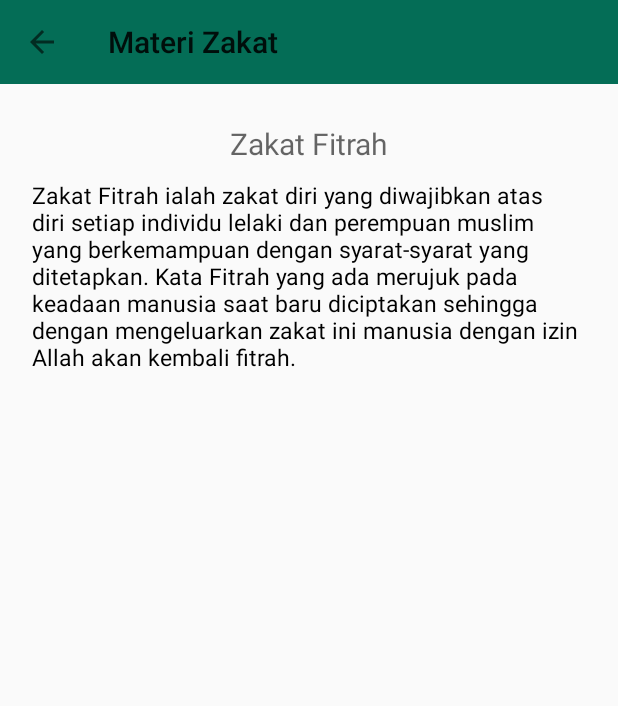
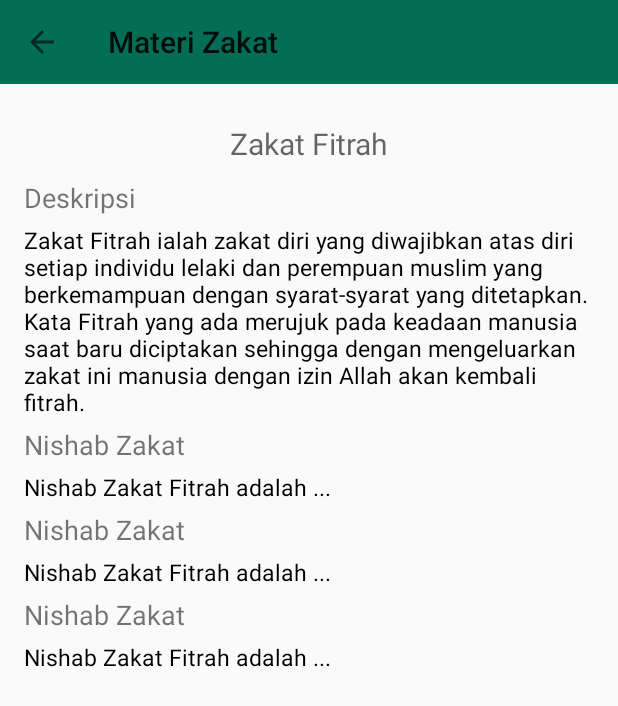
Before and after one commit to IzzatulMillah/ZakatMVVM, an Android app: the DeskripsiMateriActivity screen opened directly, with no data from a screen before it, on a phone screen of 412 x 824 dp. Shown: the top 706 px of the screen. Run offline under Robolectric (Android 15) with nearby library versions, the phone set to English and light mode, and no system bars; 1 statement that could not run was skipped.

Commit message:
update 1.6

```diff
--- a/app/src/main/res/layout/deskripsi_materi_activity.xml
+++ b/app/src/main/res/layout/deskripsi_materi_activity.xml
@@ -44,15 +44,77 @@
                 android:layout_height="match_parent"
                 android:orientation="vertical">
 
+                <!-- Deskripsi Zakat -->
+                <TextView
+                    android:layout_width="match_parent"
+                    android:layout_height="wrap_content"
+                    android:text="Deskripsi"
+                    android:textSize="18sp"
+                    android:layout_marginBottom="5dp"/>
+
                 <TextView
                     android:id="@+id/tv_deskripsi_materi"
                     android:layout_width="match_parent"
                     android:layout_height="wrap_content"
-                    android:layout_marginLeft="5dp"
                     android:text="Zakat Fitrah ialah zakat diri yang diwajibkan atas diri setiap individu lelaki dan perempuan muslim yang berkemampuan dengan syarat-syarat yang ditetapkan. Kata Fitrah yang ada merujuk pada keadaan manusia saat baru diciptakan sehingga dengan mengeluarkan zakat ini manusia dengan izin Allah akan kembali fitrah."
                     android:textAlignment="viewStart"
                     android:textColor="#000"
-                    android:textSize="15sp" />
+                    android:textSize="15sp"
+                    android:layout_marginBottom="5dp"/>
+
+                <!-- Penjelasan Nishab Zakat -->
+                <TextView
+                    android:layout_width="match_parent"
+                    android:layout_height="wrap_content"
+                    android:text="Nishab Zakat"
+                    android:textSize="18sp"
+                    android:layout_marginBottom="5dp"/>
+
+                <TextView
+                    android:id="@+id/tv_nishab_zakat"
+                    android:layout_width="match_parent"
+                    android:layout_height="wrap_content"
+                    android:text="Nishab Zakat Fitrah adalah ..."
+                    android:textAlignment="viewStart"
+                    android:textColor="#000"
+                    android:textSize="15sp"
+                    android:layout_marginBottom="5dp"/>
+
+                <!-- Waktu Pelaksanaa Zakat -->
+                <TextView
+                    android:layout_width="match_parent"
+                    android:layout_height="wrap_content"
+                    android:text="Nishab Zakat"
+                    android:textSize="18sp"
+                    android:layout_marginBottom="5dp"/>
+
+                <TextView
+                    android:id="@+id/tv_waktu_zakat"
+                    android:layout_width="match_parent"
+                    android:layout_height="wrap_content"
+                    android:text="Nishab Zakat Fitrah adalah ..."
+                    android:textAlignment="viewStart"
+                    android:textColor="#000"
+                    android:textSize="15sp"
+                    android:layout_marginBottom="5dp"/>
+
+                <!-- Besar Zakat -->
+                <TextView
+                    android:layout_width="match_parent"
+                    android:layout_height="wrap_content"
+                    android:text="Nishab Zakat"
+                    android:textSize="18sp"
+                    android:layout_marginBottom="5dp"/>
+
+                <TextView
+                    android:id="@+id/tv_besar_zakat"
+                    android:layout_width="match_parent"
+                    android:layout_height="wrap_content"
+                    android:text="Nishab Zakat Fitrah adalah ..."
+                    android:textAlignment="viewStart"
+                    android:textColor="#000"
+                    android:textSize="15sp"
+                    android:layout_marginBottom="5dp"/>
 
             </LinearLayout>
 
```
